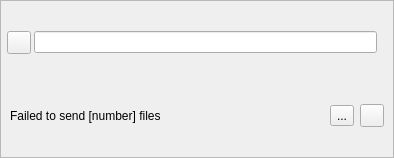
Before: the Qt Designer form analysis_submission.ui in labscript-suite/blacs, drawn with Qt 5.
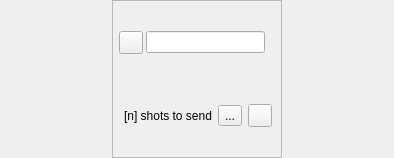
After: the same form once the commit is applied. Icons and pictures are not drawn.

Commit message: feature2: analysis submission UI improvements

The edit to the form file:
```diff
--- a/analysis_submission.ui
+++ b/analysis_submission.ui
@@ -20,6 +20,19 @@
    <property name="margin">
     <number>0</number>
    </property>
+   <item>
+    <spacer name="horizontalSpacer_2">
+     <property name="orientation">
+      <enum>Qt::Horizontal</enum>
+     </property>
+     <property name="sizeHint" stdset="0">
+      <size>
+       <width>40</width>
+       <height>20</height>
+      </size>
+     </property>
+    </spacer>
+   </item>
    <item>
     <widget class="QFrame" name="frame">
      <property name="frameShape">
@@ -97,29 +110,25 @@
          <enum>QFrame::Raised</enum>
         </property>
         <layout class="QHBoxLayout" name="horizontalLayout_3">
-         <property name="margin">
+         <property name="leftMargin">
+          <number>5</number>
+         </property>
+         <property name="topMargin">
+          <number>3</number>
+         </property>
+         <property name="rightMargin">
+          <number>3</number>
+         </property>
+         <property name="bottomMargin">
           <number>3</number>
          </property>
          <item>
           <widget class="QLabel" name="resend_shots_label">
            <property name="text">
-            <string>Failed to send [number] files</string>
+            <string>[n] shots to send</string>
            </property>
           </widget>
          </item>
-         <item>
-          <spacer name="horizontalSpacer">
-           <property name="orientation">
-            <enum>Qt::Horizontal</enum>
-           </property>
-           <property name="sizeHint" stdset="0">
-            <size>
-             <width>40</width>
-             <height>20</height>
-            </size>
-           </property>
-          </spacer>
-         </item>
          <item>
           <widget class="QToolButton" name="toolButton">
            <property name="toolTip">
@@ -154,6 +163,19 @@
      </layout>
     </widget>
    </item>
+   <item>
+    <spacer name="horizontalSpacer_3">
+     <property name="orientation">
+      <enum>Qt::Horizontal</enum>
+     </property>
+     <property name="sizeHint" stdset="0">
+      <size>
+       <width>40</width>
+       <height>20</height>
+      </size>
+     </property>
+    </spacer>
+   </item>
   </layout>
  </widget>
  <resources>
```
The commit also changes 1 other file.
